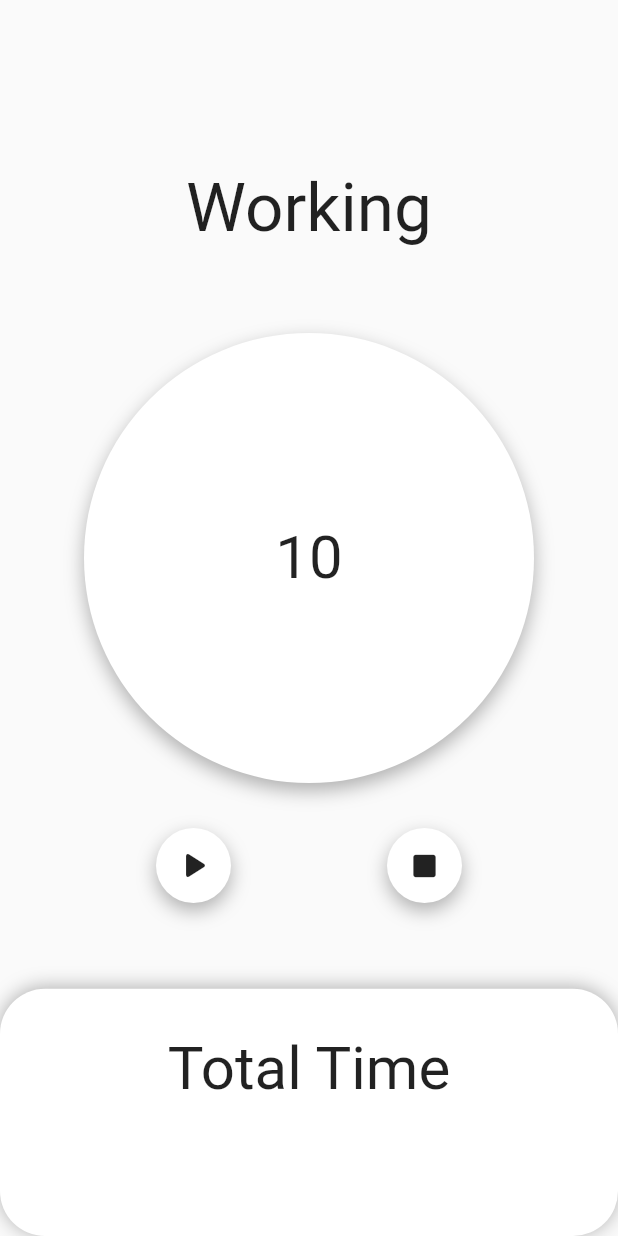
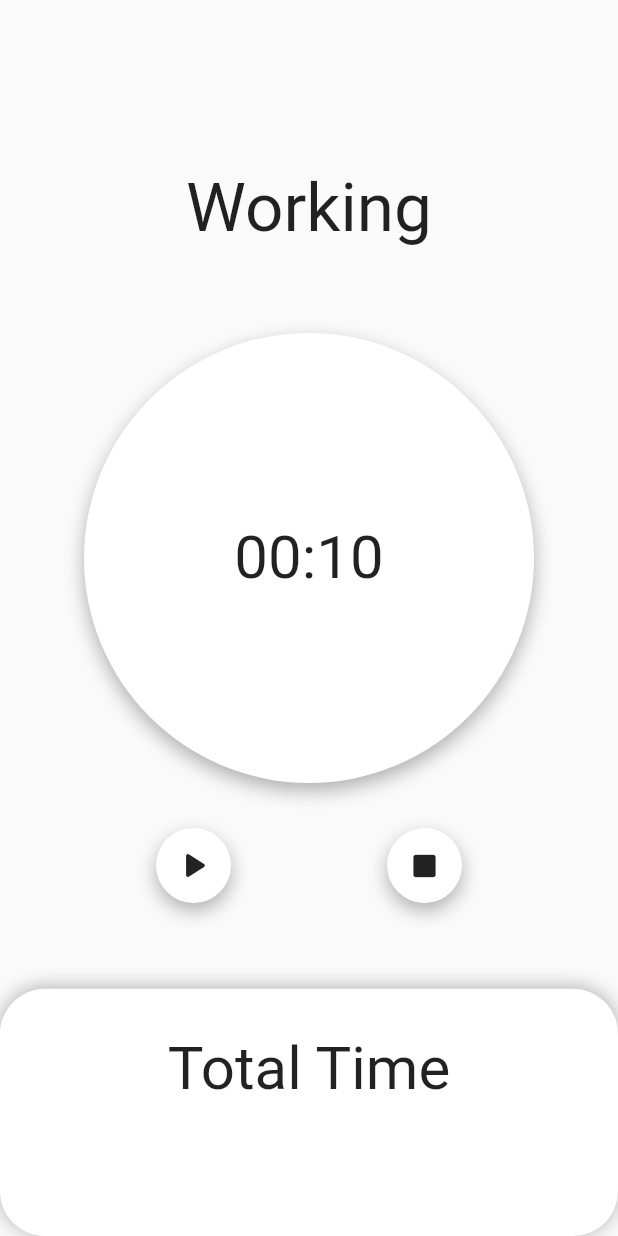
Before and after one commit to grootwo/Flutter-studying, a Flutter app: the screen it shows after launch, on a phone screen of 412 x 824 dp. Run offline on Flutter 3.47's test engine with Material 2 defaults, Android fonts, the phone set to English and light mode, and no system bars; our stand-ins replace flutter_time_picker_spinner, shared_preferences.

```diff
--- a/pomotimer/lib/screens/home_screen.dart
+++ b/pomotimer/lib/screens/home_screen.dart
@@ -46,6 +46,10 @@ class _HomeScreenState extends State<HomeScreen> {
     }
   }
 
+  String getTimeFormat(int sec) {
+    return Duration(seconds: sec).toString().substring(2, 7);
+  }
+
   @override
   Widget build(BuildContext context) {
     return Scaffold(
@@ -91,7 +95,7 @@ class _HomeScreenState extends State<HomeScreen> {
                         ],
                       ),
                       child: Text(
-                        '$leftTime',
+                        getTimeFormat(leftTime),
                         style: const TextStyle(
                           fontSize: 40,
                         ),
```
